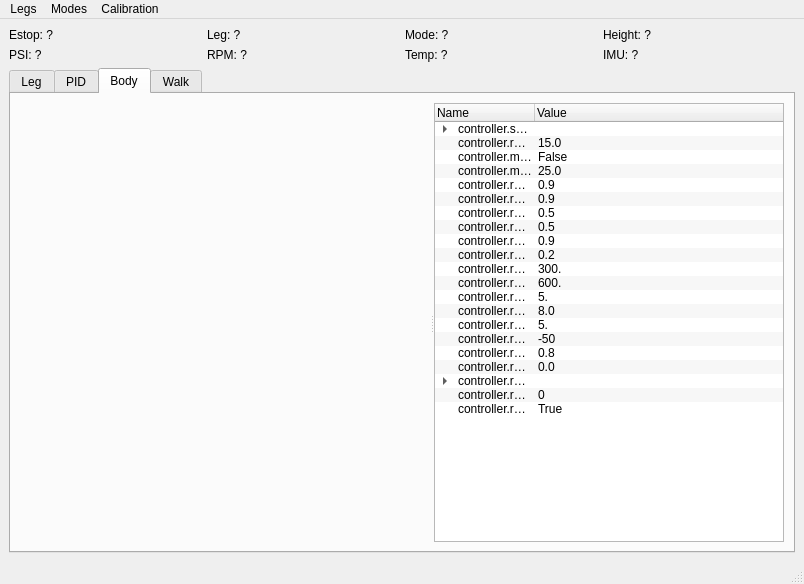
Old version of the form stompy/ui/stompy.ui in the repository braingram/stompy.
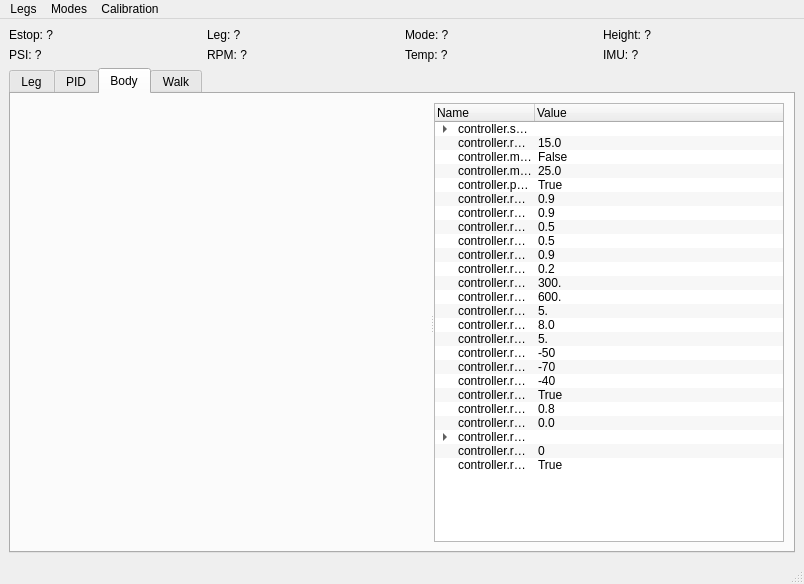
New version of the form. Custom widgets are drawn as their Qt base class.

Commit message: added settings: prevent_leg_xy_when_loaded, set_height_on_mode_select

What changed in the file:
```diff
--- a/stompy/ui/stompy.ui
+++ b/stompy/ui/stompy.ui
@@ -915,6 +915,17 @@
                <set>ItemIsSelectable|ItemIsEditable|ItemIsDragEnabled|ItemIsUserCheckable|ItemIsEnabled</set>
               </property>
              </item>
+             <item>
+              <property name="text">
+               <string>controller.prevent_leg_xy_when_loaded</string>
+              </property>
+              <property name="text">
+               <string>True</string>
+              </property>
+              <property name="flags">
+               <set>ItemIsSelectable|ItemIsEditable|ItemIsDragEnabled|ItemIsUserCheckable|ItemIsEnabled</set>
+              </property>
+             </item>
              <item>
               <property name="text">
                <string>controller.res.cfg.eps</string>
@@ -1047,6 +1058,39 @@
                <set>ItemIsSelectable|ItemIsEditable|ItemIsDragEnabled|ItemIsUserCheckable|ItemIsEnabled</set>
               </property>
              </item>
+             <item>
+              <property name="text">
+               <string>controller.res.cfg.min_lower_height</string>
+              </property>
+              <property name="text">
+               <string>-70</string>
+              </property>
+              <property name="flags">
+               <set>ItemIsSelectable|ItemIsEditable|ItemIsDragEnabled|ItemIsUserCheckable|ItemIsEnabled</set>
+              </property>
+             </item>
+             <item>
+              <property name="text">
+               <string>controller.res.cfg.max_lower_height</string>
+              </property>
+              <property name="text">
+               <string>-40</string>
+              </property>
+              <property name="flags">
+               <set>ItemIsSelectable|ItemIsEditable|ItemIsDragEnabled|ItemIsUserCheckable|ItemIsEnabled</set>
+              </property>
+             </item>
+             <item>
+              <property name="text">
+               <string>controller.res.cfg.set_height_on_mode_select</string>
+              </property>
+              <property name="text">
+               <string>True</string>
+              </property>
+              <property name="flags">
+               <set>ItemIsSelectable|ItemIsEditable|ItemIsDragEnabled|ItemIsUserCheckable|ItemIsEnabled</set>
+              </property>
+             </item>
              <item>
               <property name="text">
                <string>controller.res.cfg.step_ratio</string>
```
The commit also changes 3 other files.
